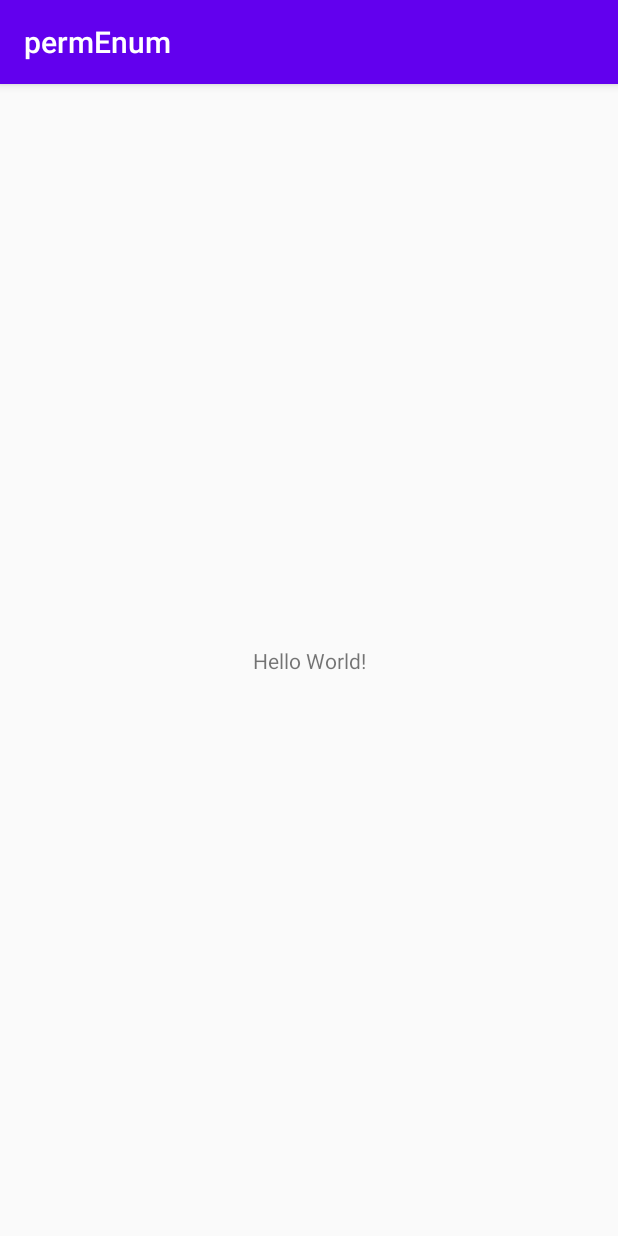
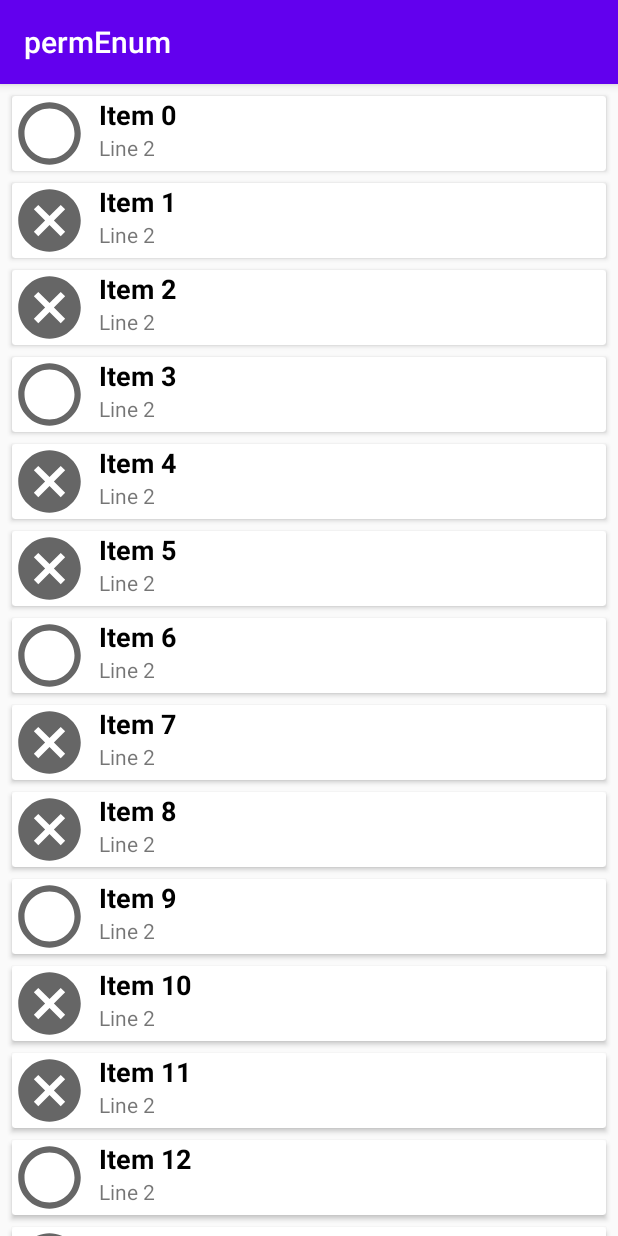
Before and after one commit to JohnnySn0w/permEnum, an Android app: the screen it shows after launch (MainActivity), on a phone screen of 412 x 824 dp. Run offline under Robolectric (Android 15) with nearby library versions, the phone set to English and light mode, and no system bars.

Commit message:
added recyclerView

```diff
--- a/app/build.gradle
+++ b/app/build.gradle
@@ -13,7 +13,7 @@ android {
         versionCode 1
         versionName "1.0"
 
-        testInstrumentationRunner "android.support.test.runner.AndroidJUnitRunner"
+        testInstrumentationRunner 'androidx.test.runner.AndroidJUnitRunner'
     }
 
     buildTypes {
@@ -33,9 +33,11 @@ android {
 
 dependencies {
 
-    implementation 'com.android.support:appcompat-v7:28.0.0'
-    implementation 'com.android.support.constraint:constraint-layout:2.0.4'
+    implementation 'androidx.appcompat:appcompat:1.4.0'
+    implementation 'androidx.constraintlayout:constraintlayout:2.1.2'
+    implementation 'androidx.recyclerview:recyclerview:1.2.1'
+    implementation 'androidx.cardview:cardview:1.0.0'
     testImplementation 'junit:junit:4.+'
-    androidTestImplementation 'com.android.support.test:runner:1.0.2'
-    androidTestImplementation 'com.android.support.test.espresso:espresso-core:3.0.2'
+    androidTestImplementation 'androidx.test.ext:junit:1.1.3'
+    androidTestImplementation 'androidx.test.espresso:espresso-core:3.4.0'
 }
--- a/app/src/main/java/com/example/permenum/MainActivity.kt
+++ b/app/src/main/java/com/example/permenum/MainActivity.kt
@@ -1,11 +1,35 @@
 package com.example.permenum
 
-import android.support.v7.app.AppCompatActivity
+import androidx.appcompat.app.AppCompatActivity
 import android.os.Bundle
+import androidx.recyclerview.widget.LinearLayoutManager
+import androidx.recyclerview.widget.RecyclerView
+
 
 class MainActivity : AppCompatActivity() {
     override fun onCreate(savedInstanceState: Bundle?) {
         super.onCreate(savedInstanceState)
         setContentView(R.layout.activity_main)
+        val list = genList(20)
+
+        val recycler_view:RecyclerView = findViewById(R.id.recycler_view)
+        recycler_view.adapter = adaptor(list)
+        recycler_view.layoutManager = LinearLayoutManager(this)
+        recycler_view.setHasFixedSize(true)
+    }
+
+    private fun genList(size: Int): List<item>{
+        val list = ArrayList<item>()
+
+        for (i in 0 until size) {
+            val drawable = when (i%3) {
+                0 -> R.drawable.ic_baseline_radio_button_unchecked_24
+                1 -> R.drawable.ic_baseline_cancel_24
+                else -> R.drawable.ic_baseline_cancel_24
+            }
+            val item = item(drawable, "Item $i", "Line 2") //replace text1 with perm name and 2 with has/doesn't
+            list += item
+        }
+        return list
     }
 }
--- /dev/null
+++ b/app/src/main/java/com/example/permenum/adaptor.kt
@@ -0,0 +1,34 @@
+package com.example.permenum
+
+import android.view.LayoutInflater
+import android.view.View
+import android.view.ViewGroup
+import android.widget.ImageView
+import android.widget.TextView
+import androidx.recyclerview.widget.RecyclerView
+
+
+class adaptor(private val itemList: List<item>) : RecyclerView.Adapter<adaptor.ViewHolder>()  {
+
+    override fun onCreateViewHolder(parent: ViewGroup, viewType: Int): ViewHolder {
+        val itemView = LayoutInflater.from(parent.context).inflate(
+            R.layout.item, parent, false
+        )
+        return ViewHolder(itemView)
+    }
+
+    override fun onBindViewHolder(holder: ViewHolder, position: Int) {
+        val currentItem = itemList[position]
+        holder.imageView.setImageResource(currentItem.imageResource)
+        holder.textView1.text = currentItem.text1
+        holder.textView2.text = currentItem.text2
+    }
+
+    override fun getItemCount() = itemList.size
+
+    class ViewHolder(val itemView: View ) : RecyclerView.ViewHolder(itemView) { //holds cache of previously queried ids
+        val imageView: ImageView = itemView.findViewById(R.id.image_view)
+        val textView1: TextView = itemView.findViewById(R.id.text_view_1)
+        val textView2: TextView = itemView.findViewById(R.id.text_view_2)
+    }
+}
--- /dev/null
+++ b/app/src/main/java/com/example/permenum/item.kt
@@ -0,0 +1,3 @@
+package com.example.permenum
+
+data class item(val imageResource: Int, val text1: String, val text2: String)
--- /dev/null
+++ b/app/src/main/res/drawable/ic_baseline_cancel_24.xml
@@ -0,0 +1,10 @@
+<vector xmlns:android="http://schemas.android.com/apk/res/android"
+    android:width="24dp"
+    android:height="24dp"
+    android:viewportWidth="24"
+    android:viewportHeight="24"
+    android:tint="?attr/colorControlNormal">
+  <path
+      android:fillColor="@android:color/white"
+      android:pathData="M12,2C6.47,2 2,6.47 2,12s4.47,10 10,10 10,-4.47 10,-10S17.53,2 12,2zM17,15.59L15.59,17 12,13.41 8.41,17 7,15.59 10.59,12 7,8.41 8.41,7 12,10.59 15.59,7 17,8.41 13.41,12 17,15.59z"/>
+</vector>
--- /dev/null
+++ b/app/src/main/res/drawable/ic_baseline_radio_button_unchecked_24.xml
@@ -0,0 +1,10 @@
+<vector xmlns:android="http://schemas.android.com/apk/res/android"
+    android:width="24dp"
+    android:height="24dp"
+    android:viewportWidth="24"
+    android:viewportHeight="24"
+    android:tint="?attr/colorControlNormal">
+  <path
+      android:fillColor="@android:color/white"
+      android:pathData="M12,2C6.48,2 2,6.48 2,12s4.48,10 10,10 10,-4.48 10,-10S17.52,2 12,2zM12,20c-4.42,0 -8,-3.58 -8,-8s3.58,-8 8,-8 8,3.58 8,8 -3.58,8 -8,8z"/>
+</vector>
--- a/app/src/main/res/layout/activity_main.xml
+++ b/app/src/main/res/layout/activity_main.xml
@@ -1,18 +1,16 @@
 <?xml version="1.0" encoding="utf-8"?>
-<android.support.constraint.ConstraintLayout xmlns:android="http://schemas.android.com/apk/res/android"
-    xmlns:app="http://schemas.android.com/apk/res-auto"
+<RelativeLayout xmlns:android="http://schemas.android.com/apk/res/android"
     xmlns:tools="http://schemas.android.com/tools"
     android:layout_width="match_parent"
     android:layout_height="match_parent"
     tools:context=".MainActivity">
 
-    <TextView
-        android:layout_width="wrap_content"
-        android:layout_height="wrap_content"
-        android:text="Hello World!"
-        app:layout_constraintBottom_toBottomOf="parent"
-        app:layout_constraintLeft_toLeftOf="parent"
-        app:layout_constraintRight_toRightOf="parent"
-        app:layout_constraintTop_toTopOf="parent" />
+    <androidx.recyclerview.widget.RecyclerView
+        android:id="@+id/recycler_view"
+        android:padding="4dp"
+        android:clipToPadding="false"
+        android:layout_width="match_parent"
+        android:layout_height="match_parent"
+        tools:listitem="@layout/item"/>
 
-</android.support.constraint.ConstraintLayout>
+</RelativeLayout>
--- /dev/null
+++ b/app/src/main/res/layout/item.xml
@@ -0,0 +1,36 @@
+<?xml version="1.0" encoding="utf-8"?>
+<androidx.cardview.widget.CardView xmlns:android="http://schemas.android.com/apk/res/android"
+    android:layout_width="match_parent"
+    android:layout_height="wrap_content"
+    android:layout_margin="4dp">
+
+    <RelativeLayout
+        android:layout_width="match_parent"
+        android:layout_height="match_parent">
+
+        <ImageView
+            android:id="@+id/image_view"
+            android:layout_width="50dp"
+            android:layout_height="50dp"
+            android:layout_marginEnd="8dp"
+            android:src="@drawable/ic_baseline_radio_button_unchecked_24" />
+
+        <TextView
+            android:id="@+id/text_view_1"
+            android:layout_width="wrap_content"
+            android:layout_height="wrap_content"
+            android:layout_toEndOf="@id/image_view"
+            android:text="Line 1"
+            android:textColor="@android:color/black"
+            android:textSize="18sp"
+            android:textStyle="bold" />
+
+        <TextView
+            android:id="@+id/text_view_2"
+            android:layout_width="wrap_content"
+            android:layout_height="wrap_content"
+            android:layout_below="@id/text_view_1"
+            android:layout_toEndOf="@id/image_view"
+            android:text="Line 2" />
+    </RelativeLayout>
+</androidx.cardview.widget.CardView>
--- a/gradle.properties
+++ b/gradle.properties
@@ -13,3 +13,5 @@ org.gradle.jvmargs=-Xmx2048m -Dfile.encoding=UTF-8
 # org.gradle.parallel=true
 # Kotlin code style for this project: "official" or "obsolete":
 kotlin.code.style=official
+android.useAndroidX=true
+android.enableJetifier=true
```
